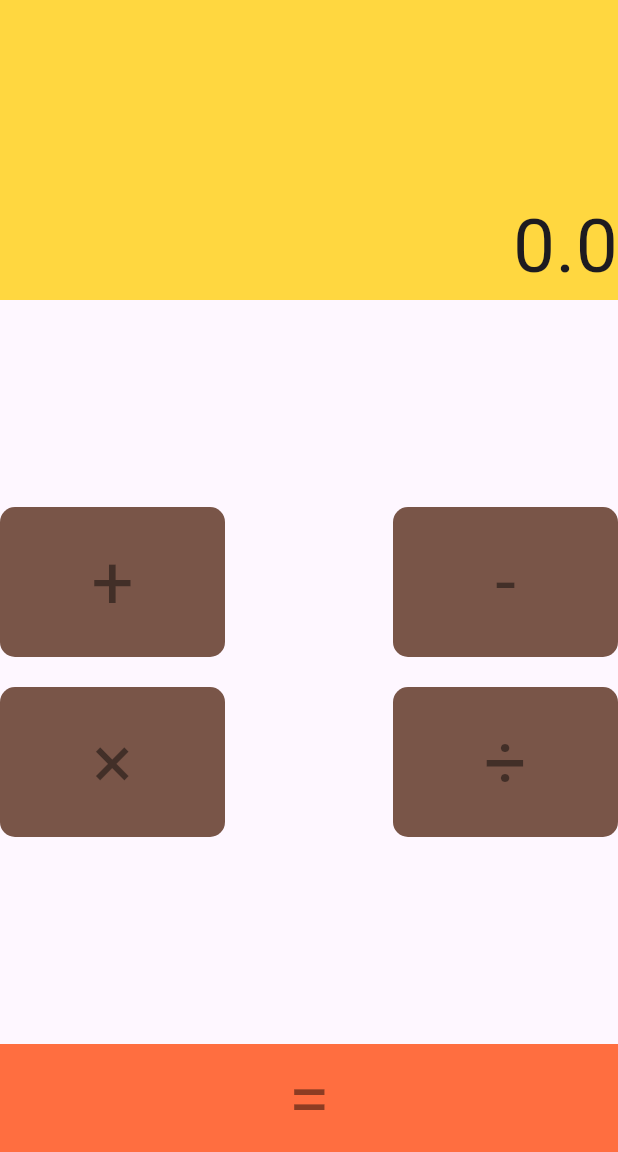
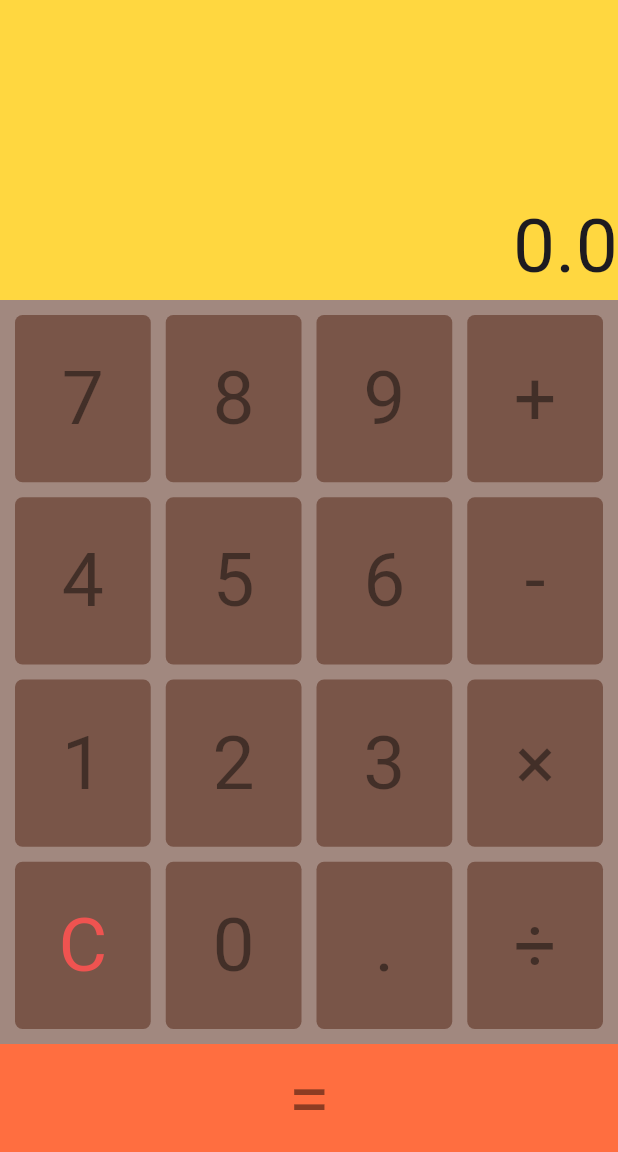
Before and after one commit to eqrakhattak/PRODIGY_AD_01, a Flutter app: the screen it shows after launch, on a phone screen of 412 x 824 dp, the part 84-1236 px from its top. Run offline on Flutter 3.47's test engine with Material 2 defaults, Android fonts, the phone set to English and light mode, and no system bars.

Commit message:
Update Layout

```diff
--- a/Calculator/lib/main.dart
+++ b/Calculator/lib/main.dart
@@ -40,7 +40,6 @@ class _MyHomePageState extends State<MyHomePage> {
         title: Text(widget.title),
       ),
       body: Column(
-        mainAxisAlignment: MainAxisAlignment.spaceBetween,
         children: [
           Container(
             width: double.infinity,
@@ -54,31 +53,74 @@ class _MyHomePageState extends State<MyHomePage> {
               ),
             ),
           ),
-          const SizedBox(height: 20.0,),
-          const Column(
-            // mainAxisSize: MainAxisSize.max,
-            // mainAxisAlignment: MainAxisAlignment.spaceBetween,
+          Expanded(
+            child: Container(
+              padding: const EdgeInsets.symmetric(vertical: 10, horizontal: 10),
+              alignment: Alignment.center,
+              color: Colors.brown[300],
+              child: Column(
+                mainAxisSize: MainAxisSize.max,
                 children: [
-              Row(
+                  const Expanded(
+                    child: Row(
                       mainAxisSize: MainAxisSize.max,
-                mainAxisAlignment: MainAxisAlignment.spaceBetween,
-                crossAxisAlignment: CrossAxisAlignment.center,
                       children: [
+                        Operator(op: '7'),
+                        SizedBox(width: 10,),
+                        Operator(op: '8'),
+                        SizedBox(width: 10,),
+                        Operator(op: '9'),
+                        SizedBox(width: 10,),
                         Operator(op: '+',),
+                      ],
+                    ),
+                  ),
+                  const SizedBox(height: 10,),
+                  const Expanded(
+                    child: Row(
+                      children: [
+                        Operator(op: '4'),
+                        SizedBox(width: 10,),
+                        Operator(op: '5'),
+                        SizedBox(width: 10,),
+                        Operator(op: '6'),
+                        SizedBox(width: 10,),
                         Operator(op: '-'),
                       ],
                     ),
-              SizedBox(height: 20,),
-              Row(
-                mainAxisAlignment: MainAxisAlignment.spaceBetween,
+                  ),
+                  const SizedBox(height: 10,),
+                  const Expanded(
+                    child: Row(
                       children: [
+                        Operator(op: '1'),
+                        SizedBox(width: 10,),
+                        Operator(op: '2'),
+                        SizedBox(width: 10,),
+                        Operator(op: '3'),
+                        SizedBox(width: 10,),
                         Operator(op: '×'),
-                  Operator(op: '÷'),
                       ],
+                    ),
+                  ),
+                  const SizedBox(height: 10,),
+                  Expanded(
+                    child: Row(
+                      children: [
+                        Operator(op: 'C', textColor: Colors.red[400],),
+                        const SizedBox(width: 10,),
+                        const Operator(op: '0'),
+                        const SizedBox(width: 10,),
+                        const Operator(op: '.'),
+                        const SizedBox(width: 10,),
+                        const Operator(op: '÷'),
+                      ],
+                    ),
                   ),
                 ],
               ),
-          const SizedBox(height: 20,),
+            ),
+          ),
           Container(
             width: double.infinity,
             alignment: Alignment.center,
@@ -99,7 +141,8 @@ class _MyHomePageState extends State<MyHomePage> {
 
 class Operator extends StatefulWidget {
   final String op;
-  const Operator({super.key, required this.op, });
+  final Color? textColor;
+  const Operator({super.key, required this.op, this.textColor = Colors.black45});
 
   @override
   State<Operator> createState() => _OperatorState();
@@ -108,17 +151,22 @@ class Operator extends StatefulWidget {
 class _OperatorState extends State<Operator> {
   @override
   Widget build(BuildContext context) {
-    return Container(
-      height: 100.0,
-      width: 150.0,
-      // color: Colors.brown,
+    return Expanded(
+      child: GestureDetector(
+        onTap: (){
+          print('result');
+        },
+        child: Container(
+          // height: 100.0,
           alignment: Alignment.center,
-      decoration: BoxDecoration(borderRadius: BorderRadius.circular(10), color: Colors.brown),
+          decoration: BoxDecoration(borderRadius: BorderRadius.circular(5), color: Colors.brown),
           child: Text(
             widget.op,
-        style: const TextStyle(
+            style: TextStyle(
               fontSize: 50,
-          color: Colors.black45,
+              color: widget.textColor,
+            ),
+          ),
         ),
       ),
     );
```
Lines whose indentation alone changed are shown as unchanged.
